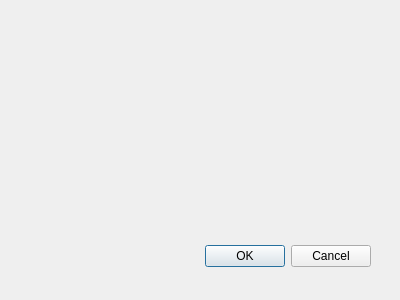
The window that views/aboutdialog.ui (Gitnoter/Gitnoter) describes before a commit, drawn with Qt 5.
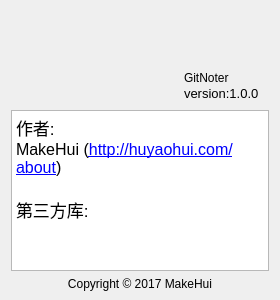
The same window after the commit. Icons and pictures are not drawn.

Commit message: about page close #16 and waiting for fix #17

```diff
--- a/views/aboutdialog.ui
+++ b/views/aboutdialog.ui
@@ -9,29 +9,128 @@
    <rect>
     <x>0</x>
     <y>0</y>
-    <width>400</width>
+    <width>280</width>
     <height>300</height>
    </rect>
   </property>
   <property name="windowTitle">
    <string>Dialog</string>
   </property>
-  <widget class="QDialogButtonBox" name="buttonBox">
-   <property name="geometry">
-    <rect>
-     <x>30</x>
-     <y>240</y>
-     <width>341</width>
-     <height>32</height>
-    </rect>
+  <layout class="QVBoxLayout" name="verticalLayout_2">
+   <property name="spacing">
+    <number>-1</number>
    </property>
-   <property name="orientation">
-    <enum>Qt::Horizontal</enum>
+   <property name="topMargin">
+    <number>24</number>
    </property>
-   <property name="standardButtons">
-    <set>QDialogButtonBox::Cancel|QDialogButtonBox::Ok</set>
+   <property name="bottomMargin">
+    <number>9</number>
    </property>
-  </widget>
+   <item>
+    <layout class="QHBoxLayout" name="horizontalLayout">
+     <property name="spacing">
+      <number>-1</number>
+     </property>
+     <property name="leftMargin">
+      <number>87</number>
+     </property>
+     <property name="topMargin">
+      <number>0</number>
+     </property>
+     <property name="bottomMargin">
+      <number>0</number>
+     </property>
+     <item>
+      <widget class="QLabel" name="logo">
+       <property name="minimumSize">
+        <size>
+         <width>80</width>
+         <height>80</height>
+        </size>
+       </property>
+       <property name="maximumSize">
+        <size>
+         <width>80</width>
+         <height>80</height>
+        </size>
+       </property>
+       <property name="text">
+        <string/>
+       </property>
+       <property name="pixmap">
+        <pixmap resource="../resources/resources.qrc">:/images/icon-logo.png</pixmap>
+       </property>
+       <property name="scaledContents">
+        <bool>true</bool>
+       </property>
+      </widget>
+     </item>
+     <item>
+      <layout class="QVBoxLayout" name="verticalLayout">
+       <property name="spacing">
+        <number>0</number>
+       </property>
+       <property name="topMargin">
+        <number>46</number>
+       </property>
+       <property name="rightMargin">
+        <number>0</number>
+       </property>
+       <property name="bottomMargin">
+        <number>3</number>
+       </property>
+       <item>
+        <widget class="QLabel" name="name">
+         <property name="text">
+          <string>GitNoter</string>
+         </property>
+        </widget>
+       </item>
+       <item>
+        <widget class="QLabel" name="version">
+         <property name="font">
+          <font>
+           <pointsize>10</pointsize>
+          </font>
+         </property>
+         <property name="text">
+          <string>version:1.0.0</string>
+         </property>
+        </widget>
+       </item>
+      </layout>
+     </item>
+    </layout>
+   </item>
+   <item>
+    <widget class="QTextBrowser" name="textBrowser">
+     <property name="html">
+      <string>&lt;!DOCTYPE HTML PUBLIC &quot;-//W3C//DTD HTML 4.0//EN&quot; &quot;http://www.w3.org/TR/REC-html40/strict.dtd&quot;&gt;
+&lt;html&gt;&lt;head&gt;&lt;meta name=&quot;qrichtext&quot; content=&quot;1&quot; /&gt;&lt;style type=&quot;text/css&quot;&gt;
+p, li { white-space: pre-wrap; }
+&lt;/style&gt;&lt;/head&gt;&lt;body style=&quot; font-family:'.SF NS Text'; font-size:13pt; font-weight:400; font-style:normal;&quot;&gt;
+&lt;p style=&quot; margin-top:0px; margin-bottom:0px; margin-left:0px; margin-right:0px; -qt-block-indent:0; text-indent:0px;&quot;&gt;作者: &lt;/p&gt;
+&lt;p style=&quot; margin-top:0px; margin-bottom:0px; margin-left:0px; margin-right:0px; -qt-block-indent:0; text-indent:0px;&quot;&gt;&lt;span style=&quot; font-size:12pt;&quot;&gt;MakeHui (&lt;/span&gt;&lt;a href=&quot;http://huyaohui.com/about&quot;&gt;&lt;span style=&quot; font-size:12pt; text-decoration: underline; color:#0000ff;&quot;&gt;http://huyaohui.com/about&lt;/span&gt;&lt;/a&gt;&lt;span style=&quot; font-size:12pt;&quot;&gt;)&lt;/span&gt;&lt;/p&gt;
+&lt;p style=&quot;-qt-paragraph-type:empty; margin-top:0px; margin-bottom:0px; margin-left:0px; margin-right:0px; -qt-block-indent:0; text-indent:0px;&quot;&gt;&lt;br /&gt;&lt;/p&gt;
+&lt;p style=&quot; margin-top:0px; margin-bottom:0px; margin-left:0px; margin-right:0px; -qt-block-indent:0; text-indent:0px;&quot;&gt;第三方库:&lt;/p&gt;
+&lt;p style=&quot;-qt-paragraph-type:empty; margin-top:0px; margin-bottom:0px; margin-left:0px; margin-right:0px; -qt-block-indent:0; text-indent:0px;&quot;&gt;&lt;br /&gt;&lt;/p&gt;&lt;/body&gt;&lt;/html&gt;</string>
+     </property>
+     <property name="openExternalLinks">
+      <bool>true</bool>
+     </property>
+    </widget>
+   </item>
+   <item>
+    <widget class="QLabel" name="label">
+     <property name="text">
+      <string>Copyright © 2017 MakeHui</string>
+     </property>
+     <property name="alignment">
+      <set>Qt::AlignCenter</set>
+     </property>
+    </widget>
+   </item>
+  </layout>
  </widget>
  <pixmapfunction/>
  <resources/>
```
Left out of the diff: 43 changed lines with no effect on the pictures. The commit also changes 2 other files.
